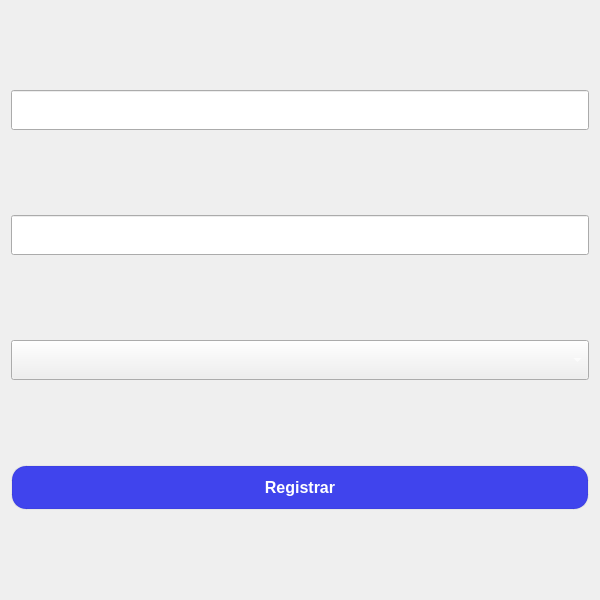
First picture: the form in SafeSpace/client/src/view/administration/subpages/registrationpage.ui, repository Svndda/CI-0123-PIRS-incomprendidos, before the edit.
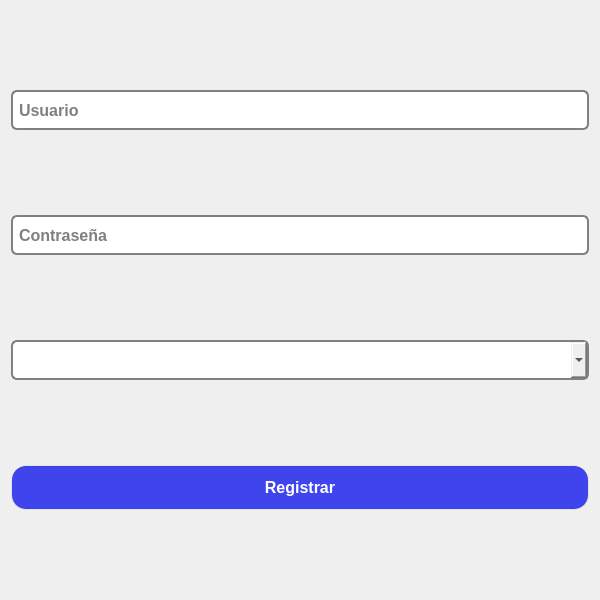
Second picture: the form after the edit. Custom widgets are drawn as their Qt base class.

Commit message: refactor: bg and text colors changed.

The edit to the form file:
```diff
--- a/SafeSpace/client/src/view/administration/subpages/registrationpage.ui
+++ b/SafeSpace/client/src/view/administration/subpages/registrationpage.ui
@@ -26,7 +26,7 @@
    <string>Registrar Usuario</string>
   </property>
   <property name="styleSheet">
-   <string notr="true">color:white;</string>
+   <string notr="true"/>
   </property>
   <layout class="QVBoxLayout" name="verticalLayout">
    <item>
@@ -50,6 +50,20 @@
        <bold>true</bold>
       </font>
      </property>
+     <property name="styleSheet">
+      <string notr="true">QLineEdit {
+  border: 2px solid grey;      /* Color del borde */
+  border-radius: 6px;             /* Esquinas redondeadas */
+  padding: 4px;                   /* Espacio interno */
+  selection-background-color: rgb(206, 206, 206);
+}
+
+/* Cuando el QLineEdit tiene el foco */
+QLineEdit:focus {
+  border: 2px solid grey;      /* Color cuando está seleccionado */
+}
+</string>
+     </property>
      <property name="placeholderText">
       <string>Usuario</string>
      </property>
@@ -75,6 +89,20 @@
        <bold>true</bold>
       </font>
      </property>
+     <property name="styleSheet">
+      <string notr="true">QLineEdit {
+  border: 2px solid grey;      /* Color del borde */
+  border-radius: 6px;             /* Esquinas redondeadas */
+  padding: 4px;                   /* Espacio interno */
+  selection-background-color: rgb(206, 206, 206);
+}
+
+/* Cuando el QLineEdit tiene el foco */
+QLineEdit:focus {
+  border: 2px solid grey;      /* Color cuando está seleccionado */
+}
+</string>
+     </property>
      <property name="echoMode">
       <enum>QLineEdit::EchoMode::Password</enum>
      </property>
@@ -103,6 +131,23 @@
        <bold>true</bold>
       </font>
      </property>
+     <property name="styleSheet">
+      <string notr="true">QComboBox {
+  border: 2px solid grey;      /* Color del borde */
+  border-radius: 6px;             /* Esquinas redondeadas */
+  padding: 4px;                   /* Espacio interno */
+  selection-background-color: rgb(206, 206, 206);
+}
+
+/* Cuando el QLineEdit tiene el foco */
+QComboBox:focus {
+  border: 2px solid grey;      /* Color cuando está seleccionado */
+}
+</string>
+     </property>
+     <property name="maxVisibleItems">
+      <number>5</number>
+     </property>
     </widget>
    </item>
    <item>
```
The commit also changes 6 other files.
